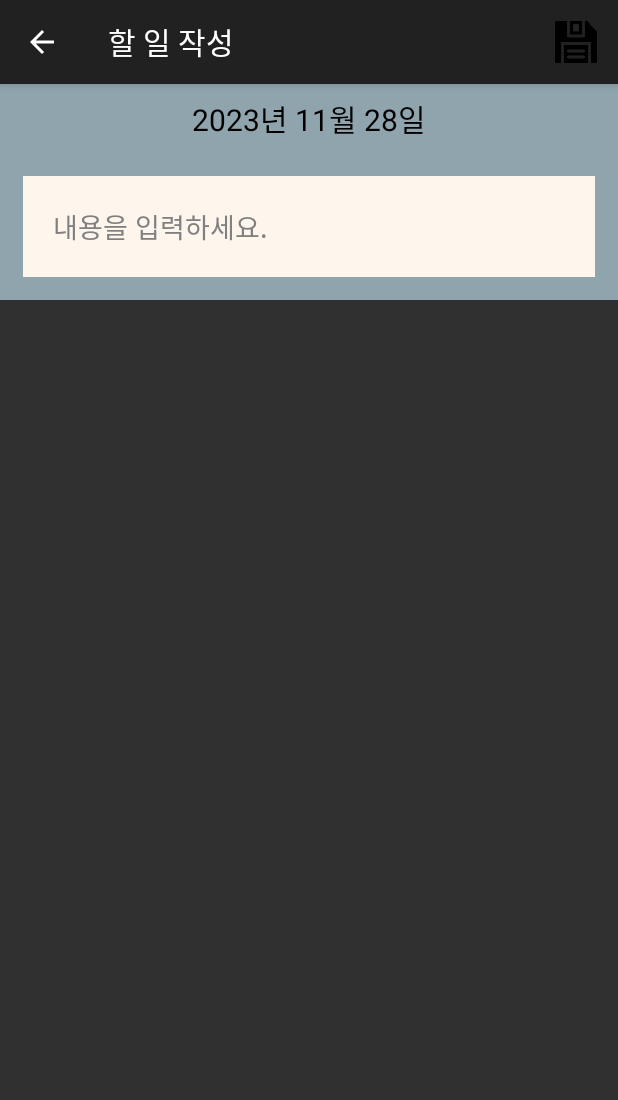
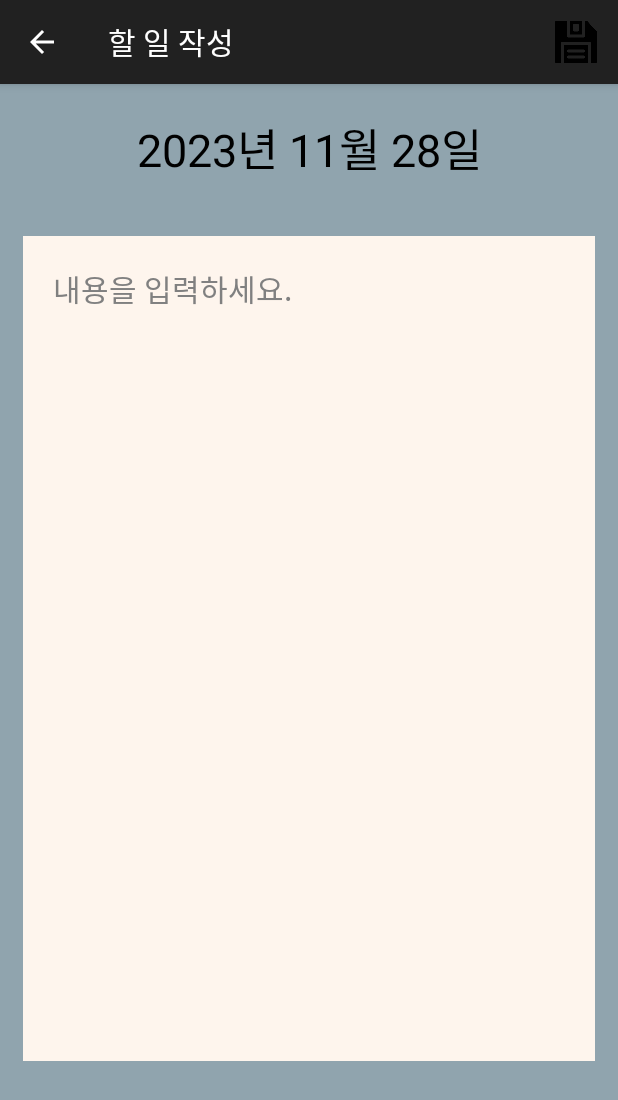
Before and after one commit to hyeonbinn/Today-A-Day, an Android app: the MainActivity screen opened directly, with no data from a screen before it, after a tap on "할 일 추가하기", on a phone screen of 412 x 824 dp. Shown: the top 1100 px of the screen. Run offline under Robolectric (Android 15) with nearby library versions, the phone set to English and light mode, and no system bars.

Commit message:
231129 수정

```diff
--- a/app/src/main/AndroidManifest.xml
+++ b/app/src/main/AndroidManifest.xml
@@ -9,9 +9,7 @@
         android:allowBackup="true"
         android:dataExtractionRules="@xml/data_extraction_rules"
         android:fullBackupContent="@xml/backup_rules"
-        android:icon="@mipmap/ic_launcher"
         android:label="@string/app_name"
-        android:roundIcon="@mipmap/ic_launcher_round"
         android:supportsRtl="true"
         android:theme="@style/Theme.TodayDiary"
         tools:targetApi="31">
--- a/app/src/main/java/com/prosoft/todaydiary/LoginActivity.java
+++ b/app/src/main/java/com/prosoft/todaydiary/LoginActivity.java
@@ -100,7 +100,7 @@ public class LoginActivity extends AppCompatActivity {
             finish();
         }
 
-        // PIN 찾기 구현
+        // 비밀번호 찾기 구현
         btnFindPin.setOnClickListener(new View.OnClickListener() {
             @Override
             public void onClick(View view) {
@@ -115,7 +115,7 @@ public class LoginActivity extends AppCompatActivity {
                     dialogView[0] = (View) View.inflate(LoginActivity.this,
                             R.layout.find_pin_dialog, null);
                     AlertDialog.Builder dlg2 = new AlertDialog.Builder(LoginActivity.this);
-                    dlg2.setTitle("PIN 찾기");
+                    dlg2.setTitle("비밀번호 찾기");
                     dlg2.setIcon(R.drawable.resetpng);
                     dlg2.setView(dialogView[0]);
                     dlg2.setPositiveButton("확인", new DialogInterface.OnClickListener() {
@@ -157,7 +157,7 @@ public class LoginActivity extends AppCompatActivity {
 
                 } catch (FileNotFoundException e) {
                     e.printStackTrace();
-                    Toast.makeText(getApplicationContext(), "초기 비밀번호인 0000입니다!", Toast.LENGTH_SHORT).show();
+                    Toast.makeText(getApplicationContext(), "초기 비밀번호는 0000입니다!", Toast.LENGTH_SHORT).show();
                 } catch (IOException e) {
                     e.printStackTrace();
                 }
--- a/app/src/main/java/com/prosoft/todaydiary/WriteActivity.java
+++ b/app/src/main/java/com/prosoft/todaydiary/WriteActivity.java
@@ -62,7 +62,7 @@ public class WriteActivity extends AppCompatActivity {
                 // 할 일이 없을 때
             } else {
                 // 할 일이 있을 때
-                setTitle("할 일 읽기 & 수정");
+                setTitle("할 일 수정");
             }
         } catch (IOException e) {
             e.printStackTrace();
--- a/app/src/main/res/layout/active_write.xml
+++ b/app/src/main/res/layout/active_write.xml
@@ -2,25 +2,26 @@
 <LinearLayout xmlns:android="http://schemas.android.com/apk/res/android"
     android:orientation="vertical"
     android:layout_width="match_parent"
-    android:layout_height="wrap_content"
+    android:layout_height="match_parent"
     android:background="#90a4ae">
 
     <TextView
         android:layout_width="match_parent"
-        android:layout_height="wrap_content"
+        android:layout_height="70dp"
         android:text="2022년 11월 13일"
         android:id="@+id/writeDay"
         android:textColor="@color/black"
         android:textAlignment="center"
-        android:textSize="20dp"
+        android:textSize="30dp"
         android:gravity="center"
         android:layout_marginTop="8dp"
         android:layout_marginBottom="8dp"/>
 
     <EditText
-        android:layout_width="match_parent"
-        android:layout_height="wrap_content"
+         android:layout_width="match_parent"
+        android:layout_height="550dp"
         android:hint="내용을 입력하세요."
+        android:textSize="20dp"
         android:id="@+id/edtDiary"
         android:textColorHint="#808080"
         android:textColor="@color/black"
--- a/app/src/main/res/layout/activity_login.xml
+++ b/app/src/main/res/layout/activity_login.xml
@@ -25,7 +25,7 @@
             android:layout_gravity="center"
             android:layout_margin="25dp"
             android:maxLength="4"
-            android:hint="4자리 숫자를 입력하세요."
+            android:hint="비밀번호 4자리를 입력하세요."
             android:textColorHint="#000000"
             android:textColor="#000000"
             android:lines="3"
@@ -39,7 +39,7 @@
             android:layout_height="wrap_content"
             android:layout_gravity="center"
             android:layout_margin="20dp"
-            android:text="PIN 번호를 입력하세요. (초기 PIN: 0000)"
+            android:text="비밀번호를 입력하세요. (초기 비밀번호: 0000)"
             android:fontFamily="@font/hmbs"
             android:textColor="#000000"/>
 
@@ -68,7 +68,7 @@
             android:fontFamily="@font/hmbs"
             android:background="#000000"
             android:textAlignment="center"
-            android:text="PIN 찾기"
+            android:text="비밀번호 찾기"
             android:textColor="#FFFFFF"/>
     </LinearLayout>
 
```
Also changed, not shown: app/src/main/java/com/prosoft/todaydiary/MainActivity.java (+4 -4 lines).
